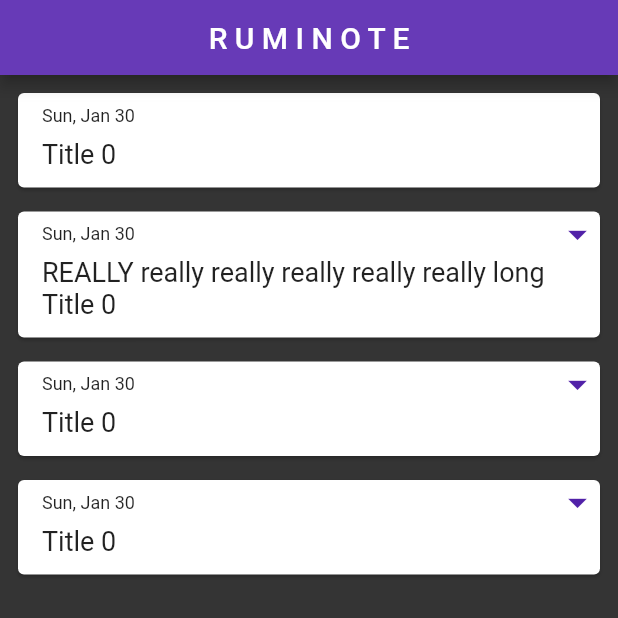
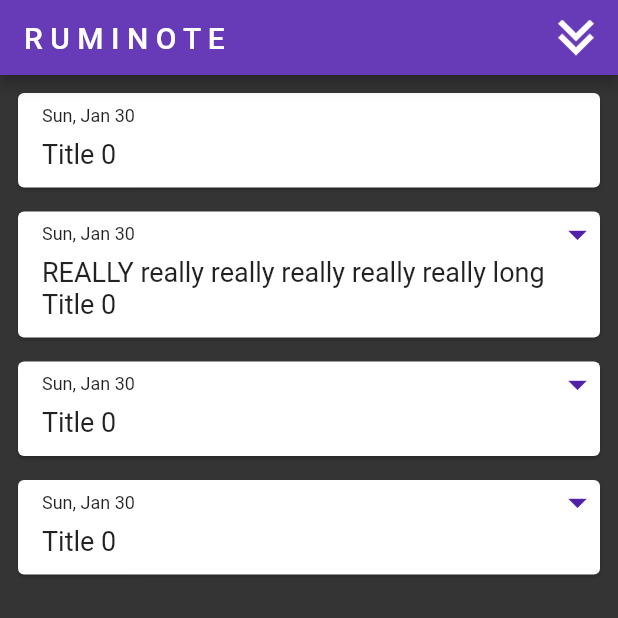
Before and after one commit to asyncaneek/ruminotes, a Flutter app: the screen it shows after launch, on a phone screen of 412 x 824 dp, the top half of it. Run offline on Flutter 3.47's test engine with Material 2 defaults, Android fonts, the phone set to English and light mode, and no system bars; drawn by our look-alikes of flutter_slidable.

Commit message:
added menu items behind app bar

```diff
--- a/lib/main.dart
+++ b/lib/main.dart
@@ -12,7 +12,7 @@
   Widget build(BuildContext context) {
     return MaterialApp(
       debugShowCheckedModeBanner: false,
-      home: const HomePage(),
+      home: HomePage(),
       theme: ThemeData(primarySwatch: Colors.deepPurple),
     );
   }
--- a/lib/view/components/appbar.dart
+++ b/lib/view/components/appbar.dart
@@ -2,16 +2,36 @@
 
 class RuminoteAppBar extends StatelessWidget with PreferredSizeWidget {
   final String title;
-
+  final ValueNotifier<bool> isMenuOpen;
   @override
   final Size preferredSize;
 
-  RuminoteAppBar(this.title, {Key? key})
+  RuminoteAppBar(this.title, this.isMenuOpen, {Key? key})
       : preferredSize = const Size.fromHeight(50.0),
         super(key: key);
 
   @override
   Widget build(BuildContext context) {
-    return AppBar(title: Center(child: Text(title)));
+    return AppBar(
+        title: Row(
+      mainAxisAlignment: MainAxisAlignment.spaceBetween,
+      children: [
+        Text(title),
+        _resolveIcon(),
+      ],
+    ));
+  }
+
+  ValueListenableBuilder<bool> _resolveIcon() {
+    return ValueListenableBuilder<bool>(
+        valueListenable: isMenuOpen,
+        builder: (context, value, child) {
+          return ImageIcon(
+            AssetImage(value
+                ? "assets/icons/up_double_arrows.png"
+                : "assets/icons/down_double_arrows.png"),
+            size: 24,
+          );
+        });
   }
 }
--- /dev/null
+++ b/lib/view/components/backdrop/backdrop.dart
@@ -0,0 +1,173 @@
+import 'package:flutter/material.dart';
+import 'package:rumi_notes/view/components/backdrop/defines.dart';
+
+const double _kFlingVelocity = 2.0;
+
+class BackDrop extends StatefulWidget {
+  final ValueNotifier<bool> onMenuOpen;
+
+  /// the active index of the scaffold
+  final int currentIndex;
+
+  /// front layer
+  final Widget frontLayer;
+
+  /// the back layer or the controller part of scaffold
+  final Widget backLayer;
+
+  const BackDrop(
+      {Key? key,
+      required this.currentIndex,
+      required this.frontLayer,
+      required this.backLayer,
+      required this.onMenuOpen})
+      : super(key: key);
+
+  @override
+  _BackDropState createState() => _BackDropState();
+}
+
+class _BackDropState extends State<BackDrop> with TickerProviderStateMixin {
+  late AnimationController _controller;
+
+  @override
+  void didUpdateWidget(BackDrop old) {
+    /// called whenever the content of scaffold changes which happens when you select item from controller
+    super.didUpdateWidget(old);
+
+    /// if index changes then the scaffold is expanded and must be closed
+    /// otherwise the scaffold should simply close
+    if (widget.currentIndex != old.currentIndex) {
+      _toggleBackDropLayerVisibility();
+    } else if (!_isFrontLayerExpanded) {
+      _controller.fling(velocity: _kFlingVelocity);
+    }
+  }
+
+  // initialise the controller.
+  // this works only once when widget is added to the widget tree
+  @override
+  initState() {
+    _controller = AnimationController(
+      duration: const Duration(milliseconds: 500),
+      value: 1.0,
+      vsync: this,
+    );
+    super.initState();
+  }
+
+  // this runs only once when the widget is removed from the widget tree
+  @override
+  void dispose() {
+    _controller.dispose();
+    super.dispose();
+  }
+
+  /// gets the current expansion status of the front layer
+  /// this depends on the current progress of the animation
+  bool get _isFrontLayerExpanded {
+    final AnimationStatus status = _controller.status;
+    return status == AnimationStatus.completed ||
+        status == AnimationStatus.forward;
+  }
+
+  void _toggleBackDropLayerVisibility() {
+    _controller.fling(
+        velocity: _isFrontLayerExpanded ? -_kFlingVelocity : _kFlingVelocity);
+  }
+
+  // our main backdrop stack
+  // we need BoxConstraints to get the size of the box
+  Widget _buildBackDropStack(BuildContext context, BoxConstraints constraints) {
+    const double layerTitleHeight = 50;
+    final Size layerSize = Size(constraints.maxWidth, 50 * (menuItemCount + 2));
+    final double layerTop = layerSize.height - layerTitleHeight;
+
+    Animation<RelativeRect> layerAnimation = RelativeRectTween(
+      begin: RelativeRect.fromLTRB(
+          0.0, layerTop, 0.0, layerTop - layerSize.height),
+      end: const RelativeRect.fromLTRB(0.0, 0.0, 0.0, 0.0),
+    ).animate(
+      _controller.view,
+    );
+
+    return Stack(
+      children: <Widget>[
+        // this allows the backLayers menu items from being included in the semantics tree
+        // when the front layer is not expanded
+        ExcludeSemantics(
+          child: widget.backLayer,
+          excluding: _isFrontLayerExpanded,
+        ),
+
+        PositionedTransition(
+          rect: layerAnimation,
+          child: GestureDetector(
+            /// move according to the finger's position
+            onVerticalDragUpdate: (details) {
+              if (details.primaryDelta! > 0) {
+                _controller.value -= details.primaryDelta! / layerSize.height;
+              } else {
+                _controller.value -= details.primaryDelta! / layerSize.height;
+              }
+              widget.onMenuOpen.value = !_isFrontLayerExpanded;
+            },
+
+            /// when the drag ends, we get the velocity with which the gesture was stopped
+            /// we then use this velocity to finish the rest of the animation according to our location
+            onVerticalDragEnd: (DragEndDetails details) {
+              if (details.primaryVelocity! < 0) {
+                _controller.fling(
+                  velocity: -details.primaryVelocity! / layerSize.height,
+                );
+              } else {
+                _controller.fling(
+                  velocity: -details.primaryVelocity! / layerSize.height,
+                );
+              }
+              widget.onMenuOpen.value = !_isFrontLayerExpanded;
+            },
+
+            child: Transform(
+              alignment: FractionalOffset.center,
+              transform: Matrix4.translationValues(0.0, 0.0, 0.0),
+              child: Container(
+                color: Colors.transparent,
+                child: _FrontLayer(child: widget.frontLayer),
+              ),
+            ),
+          ),
+        ),
+      ],
+    );
+  }
+
+  @override
+  Widget build(BuildContext context) {
+    return Scaffold(
+      // here we use a layout builder because we need to calculate the size of the
+      // parent widget to lay itself out
+      body: LayoutBuilder(builder: _buildBackDropStack),
+    );
+  }
+}
+
+class _FrontLayer extends StatelessWidget {
+  final Widget child;
+
+  const _FrontLayer({Key? key, required this.child}) : super(key: key);
+
+  @override
+  Widget build(BuildContext context) {
+    return Material(
+      elevation: 26.0,
+      shape: const BeveledRectangleBorder(
+        borderRadius: BorderRadius.only(
+          topLeft: Radius.circular(32.0),
+          topRight: Radius.circular(32.0),
+        ),
+      ),
+      child: Expanded(child: child),
+    );
+  }
+}
--- /dev/null
+++ b/lib/view/components/backdrop/backdrop_menu.dart
@@ -0,0 +1,32 @@
+import 'package:flutter/material.dart';
+
+class BackdropMenu extends StatelessWidget {
+  final int selectedItem;
+  final ValueChanged<int> onTileTap;
+  final int itemCount;
+
+  const BackdropMenu(
+      {Key? key,
+      required this.selectedItem,
+      required this.onTileTap,
+      required this.itemCount})
+      : super(key: key);
+
+  @override
+  Widget build(BuildContext context) {
+    return Container(
+      color: Theme.of(context).primaryColor.withOpacity(0.5),
+      child: ListView.builder(
+        itemBuilder: (BuildContext context, int index) {
+          return ListTile(
+            leading: Text("Item " + index.toString()),
+            onTap: () {
+              onTileTap(index);
+            },
+          );
+        },
+        itemCount: itemCount,
+      ),
+    );
+  }
+}
--- /dev/null
+++ b/lib/view/components/backdrop/defines.dart
@@ -0,0 +1 @@
+const int menuItemCount = 3;
--- a/lib/view/homepage.dart
+++ b/lib/view/homepage.dart
@@ -1,26 +1,42 @@
 import 'package:flutter/material.dart';
 import 'package:rumi_notes/data_source/local_strorage.dart';
+import 'package:rumi_notes/view/components/backdrop/backdrop.dart';
+import 'package:rumi_notes/view/components/backdrop/backdrop_menu.dart';
+import 'package:rumi_notes/view/components/backdrop/defines.dart';
 import 'package:rumi_notes/view/responsive/mobile_body.dart';
-import 'package:rumi_notes/view/responsive/responsive_layout.dart';
 
 class HomePage extends StatefulWidget {
-  const HomePage({
-    Key? key,
-  }) : super(key: key);
+  HomePage({Key? key}) : super(key: key);
+
+  ValueNotifier<bool> isMenuOpen = ValueNotifier(false);
+  int currentIndex = 0;
+
+  final LocalStorage storage = LocalStorage();
 
   @override
   _HomePageState createState() => _HomePageState();
 }
 
 class _HomePageState extends State<HomePage> {
-  final LocalStorage storage = LocalStorage();
+  void onTileTap(int index) {
+    setState(() {
+      widget.currentIndex = index;
+    });
+  }
 
   @override
   Widget build(BuildContext context) {
-    return Scaffold(
-      body: ResponsiveLayout(
-        mobileBody: MobileBody(storage: storage),
-        desktopBody: MobileBody(storage: storage),
+    return BackDrop(
+      onMenuOpen: widget.isMenuOpen,
+      currentIndex: widget.currentIndex,
+      backLayer: BackdropMenu(
+        selectedItem: widget.currentIndex,
+        onTileTap: onTileTap,
+        itemCount: menuItemCount,
+      ),
+      frontLayer: MobileBody(
+        storage: widget.storage,
+        isMenuOpen: widget.isMenuOpen,
       ),
     );
   }
--- a/lib/view/responsive/mobile_body.dart
+++ b/lib/view/responsive/mobile_body.dart
@@ -6,7 +6,10 @@
 import 'package:rumi_notes/view/components/note_list.dart';
 
 class MobileBody extends StatelessWidget {
-  const MobileBody({Key? key, required this.storage}) : super(key: key);
+  ValueNotifier<bool> isMenuOpen = ValueNotifier(false);
+
+  MobileBody({Key? key, required this.storage, required this.isMenuOpen})
+      : super(key: key);
 
   final StorageInterface storage;
 
@@ -14,7 +17,7 @@
   Widget build(BuildContext context) {
     return Scaffold(
         backgroundColor: backgroundColorApp,
-        appBar: RuminoteAppBar(appName),
+        appBar: RuminoteAppBar(appName, isMenuOpen),
         body: CardList(storage: storage));
   }
 }
```
Also changed, not shown: assets/icons/up_double_arrows.png (added).
